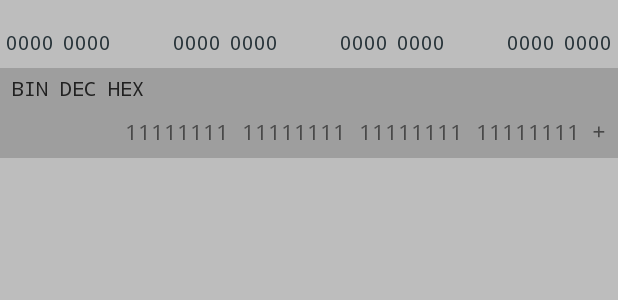
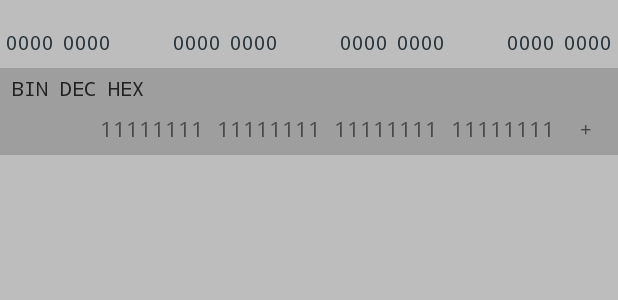
Before and after one commit to aksel/DevCalc, an Android app: the layout content_display.xml on its own in the app's theme, with its tools: preview values and no code run, on a phone screen of 412 x 824 dp. Shown: the top 300 px of the screen. Run offline under Robolectric (Android 15) with nearby library versions, the phone set to English and light mode, and no system bars.

Commit message:
Operator buttons set operator in Calculator, set text of operator textview.

```diff
--- a/app/src/main/java/com/akseltorgard/devcalc/MainActivity.java
+++ b/app/src/main/java/com/akseltorgard/devcalc/MainActivity.java
@@ -279,6 +279,10 @@ public class MainActivity extends AppCompatActivity {
 
     private void operatorPressed(Operator operator) {
         Log.d(TAG, "PRESSED: " + operator.name());
+
+        mCalculator.setOperator(operator);
+        TextView operatorTextView = (TextView) findViewById(R.id.text_view_operator);
+        operatorTextView.setText(operator.mSign);
     }
 
     private void toggleBit(ToggleButton b) {
--- a/app/src/main/res/layout/content_display.xml
+++ b/app/src/main/res/layout/content_display.xml
@@ -79,15 +79,14 @@
             <TextView
                 android:id="@+id/text_view_operator"
                 android:typeface="monospace"
-                android:textSize="16dp"
+                android:textSize="14dp"
                 android:paddingTop="8dp"
                 android:paddingRight="8dp"
-                android:layout_width="wrap_content"
+                android:layout_width="34dp"
                 android:layout_height="match_parent"
                 android:gravity="end"
+                android:textAlignment="center"
                 tools:text="+"/>
         </LinearLayout>
     </LinearLayout>
-
-
 </LinearLayout>
```
